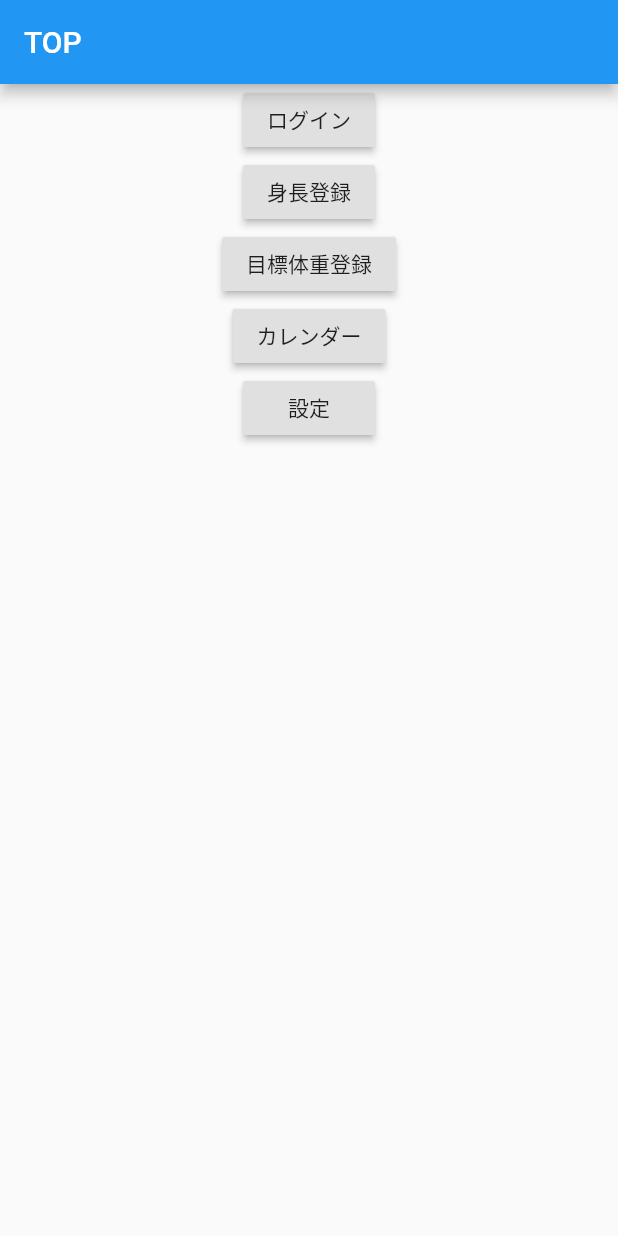
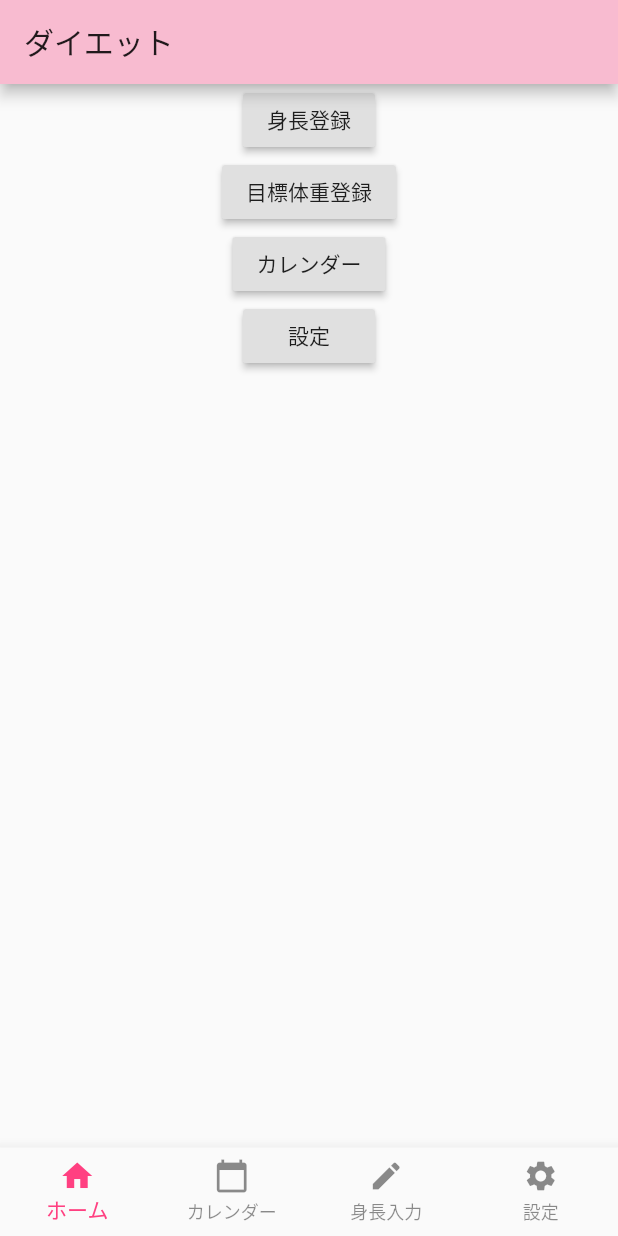
Before and after one commit to startup-technology/diet_recipe_flutter, a Flutter app: the screen it shows after launch, on a phone screen of 412 x 824 dp. Run offline on Flutter 3.47's test engine with Material 2 defaults, Android fonts, the phone set to English and light mode, and no system bars; our stand-ins replace firebase_auth, flutter_calendar_carousel, fluttertoast, share, sqflite; accounts and stored records are empty.

Commit message:
[Add] footer追加

```diff
--- /dev/null
+++ b/lib/layouts/header.dart
@@ -0,0 +1,16 @@
+import 'package:flutter/material.dart';
+
+class Header extends StatelessWidget with PreferredSizeWidget {
+  // ヘッダータイトルを格納する変数を追加
+  final String headerTitle;
+  Header({this.headerTitle});
+  @override
+  Size get preferredSize => Size.fromHeight(kToolbarHeight);
+
+  @override
+  Widget build(BuildContext context) {
+    return AppBar(
+      title: Text('ダイエット'),
+    );
+  }
+}
--- /dev/null
+++ b/lib/layouts/root.dart
@@ -0,0 +1,68 @@
+import 'package:flutter/material.dart';
+import 'package:dietrecipeflutter/pages/top.dart';
+import 'package:dietrecipeflutter/pages/height_input.dart';
+import 'package:dietrecipeflutter/pages/calendar.dart';
+import 'package:dietrecipeflutter/pages/setting.dart';
+
+class Footer extends StatefulWidget {
+  @override
+  _Footer createState() => _Footer();
+}
+
+class _Footer extends State<Footer> {
+  int _selectedIndex = 0;
+  final _bottomNavigationBarItems = <BottomNavigationBarItem>[];
+
+  // アイコン情報
+  final Map _footerIcons = {
+    'ホーム' : {'icon': Icons.home, 'route': TopPage()},
+    'カレンダー' : {'icon': Icons.calendar_today, 'route': CalendarPage()},
+    '身長入力' : {'icon': Icons.create, 'route': HeightInputPage()},
+    '設定' : {'icon': Icons.settings, 'route': SettingPage()},
+  };
+
+  // アイコン順番
+  final List _footerItemOrder = [
+    'ホーム',
+    'カレンダー',
+    '身長入力',
+    '設定',
+  ];
+
+  @override
+  void initState() {
+    super.initState();
+    for ( var i = 0; i < _footerItemOrder.length; i++) {
+      _bottomNavigationBarItems.add(_CreateIcon(_footerItemOrder[i]));
+    }
+  }
+
+  // アイコンを作成する
+  BottomNavigationBarItem _CreateIcon(String key) {
+    return BottomNavigationBarItem(
+      icon: Icon(_footerIcons[key]['icon']),
+      title: Text(key),
+    );
+  }
+
+  void _onItemTapped(int index) {
+    setState( () {
+      _selectedIndex = index;
+    });
+  }
+
+  @override
+  Widget build(BuildContext context) {
+    return Scaffold(
+      body : _footerIcons[_footerItemOrder.asMap()[_selectedIndex]]['route'],
+        bottomNavigationBar: BottomNavigationBar(
+        type: BottomNavigationBarType.fixed,
+        items: _bottomNavigationBarItems,
+        currentIndex: _selectedIndex,
+        onTap: _onItemTapped,
+        selectedItemColor: Colors.pinkAccent,
+        unselectedItemColor: Colors.black45,
+      ),
+    );
+  }
+}
--- a/lib/main.dart
+++ b/lib/main.dart
@@ -1,5 +1,15 @@
 import 'package:flutter/material.dart';
-import 'package:dietrecipeflutter/routes.dart';
+import 'package:dietrecipeflutter/layouts/header.dart';
+import 'package:dietrecipeflutter/layouts/root.dart';
+
+import 'package:dietrecipeflutter/pages/height_input.dart';
+import 'package:dietrecipeflutter/pages/weight_input.dart';
+import 'package:dietrecipeflutter/pages/target_weight_input.dart';
+import 'package:dietrecipeflutter/pages/setting.dart';
+import 'package:dietrecipeflutter/pages/calendar.dart';
+import 'package:dietrecipeflutter/pages/day_result.dart';
+import 'package:dietrecipeflutter/pages/entry_user.dart';
+import 'package:dietrecipeflutter/pages/login.dart';
 
 void main() => runApp(MyApp());
 
@@ -7,11 +17,26 @@ class MyApp extends StatelessWidget {
   @override
   Widget build(BuildContext context) {
     return MaterialApp(
-      title: 'Flutter Demo',
       theme: ThemeData(
-        primarySwatch: Colors.blue,
+        // themeを追加
+        primaryColor: Colors.pink[100], // 全体の共通色を設定
       ),
-      routes: routes,
+      home: Scaffold(
+        appBar: Header(),
+        body: Center(child: Text('ホーム')),
+        bottomNavigationBar: Footer(), // Footerを追加
+      ),
+      routes: {
+        '/height_input': (BuildContext context) => HeightInputPage(),
+        '/target_weight_input': (BuildContext context) =>
+            TargetWeightInputPage(),
+        '/weight_input': (BuildContext context) => WeightInputPage(),
+        '/calendar': (BuildContext context) => CalendarPage(),
+        '/setting': (BuildContext context) => SettingPage(),
+        '/day_result': (BuildContext context) => DayResultPage(),
+        '/entry_user': (BuildContext context) => EntryUserPage(),
+        '/login': (BuildContext context) => LoginPage(),
+      },
     );
   }
 }
--- a/lib/pages/day_result.dart
+++ b/lib/pages/day_result.dart
@@ -4,9 +4,7 @@ import 'package:share/share.dart';
 class DayResultPage extends StatelessWidget {
   @override
   Widget build(BuildContext context) {
-    return MaterialApp(
-      title: '教官のお言葉',
-      home: Scaffold(
+    return Scaffold(
         appBar: AppBar(
           title: Text('教官のお言葉'),
         ),
@@ -19,10 +17,7 @@ class DayResultPage extends StatelessWidget {
                 _angermessageArea(),
                 _snsshareArea()
               ],
-          )
-        )
-      ),
-    );
+            )));
   }
 }
 
@@ -34,15 +29,11 @@ Widget _angerlevelArea() {
       Expanded(
         child: Column(
           crossAxisAlignment: CrossAxisAlignment.start,
-              children: <Widget>[
-                _bmi(80,160)
-              ],
+          children: <Widget>[_bmi(80, 160)],
         ),
       ),
     ],
-      )
-    )
-  );
+  )));
 }
 
 Widget _angermessageArea() {
@@ -50,14 +41,9 @@ Widget _angermessageArea() {
       child: Container(
     child: Container(
       margin: const EdgeInsets.only(bottom: 4.0),
-        child: Column(
-          children: <Widget>[
-            _message(80, 160)
-          ]
+      child: Column(children: <Widget>[_message(80, 160)]),
     ),
-      ),
-    )
-  );
+  ));
 }
 
 Widget _snsshareArea() {
@@ -75,7 +61,8 @@ Widget _snsshareArea() {
                       child: Text(
                         "教官のお言葉をシェアして反省しよう",
                         style: TextStyle(
-                      fontWeight: FontWeight.bold, fontSize: 16.0,
+                          fontWeight: FontWeight.bold,
+                          fontSize: 16.0,
                         ),
                       ),
                     ),
@@ -85,9 +72,7 @@ Widget _snsshareArea() {
                         Icons.share,
                       ),
                       onPressed: () {
-                      Share.share(
-                        "シェアしたい内容を記入"
-                      );
+                        Share.share("シェアしたい内容を記入");
                         // if (_formKey.currentState.validate()) {
                         //   _formKey.currentState.save();
                         //   Share.share(
@@ -95,9 +80,7 @@ Widget _snsshareArea() {
                         //   );
                         // }
                       },
-                  )
-
-                ),
+                    )),
                     Container(
                       margin: const EdgeInsets.only(bottom: 4.0),
                       child: Text(
@@ -111,12 +94,10 @@ Widget _snsshareArea() {
                 ),
               ),
             ],
-      )
-    )
-  );
+          )));
 }
 
-Widget _bmi(weight, height){
+Widget _bmi(weight, height) {
   var height_meter = height / 100;
   double bmi = weight / (height_meter * height_meter);
   var anger_percent;
@@ -124,7 +105,7 @@ Widget _bmi(weight, height){
   if (bmi <= 18.5) {
     anger_percent = '0%';
     message = '少しは食べていいんだぞ！';
-  } else if (bmi > 18.5 && bmi <= 23){
+  } else if (bmi > 18.5 && bmi <= 23) {
     anger_percent = '10%';
     message = 'まだ問題ないけど、油断は禁止だぞ！';
   } else if (bmi > 23 && bmi <= 25) {
@@ -154,61 +135,48 @@ Widget _bmi(weight, height){
                   children: <Widget>[
                     Container(
                       margin: const EdgeInsets.only(bottom: 4.0),
-                    child: Row(
-                      children: <Widget>[
+                      child: Row(children: <Widget>[
                         Text(
                           "体重増減：",
                           style: TextStyle(
-                              fontWeight: FontWeight.bold, fontSize: 16.0
-                          ),
+                              fontWeight: FontWeight.bold, fontSize: 16.0),
                         ),
                         Text(
                           "+5kg",
                           style: TextStyle(
-                              fontWeight: FontWeight.bold, fontSize: 16.0
-                          ),
+                              fontWeight: FontWeight.bold, fontSize: 16.0),
                         )
-                      ]
-                    ),
+                      ]),
                     ),
                     Container(
                       margin: const EdgeInsets.only(bottom: 4.0),
-                    child: Row(
-                      children: <Widget>[
+                      child: Row(children: <Widget>[
                         Text(
                           "BMI：",
                           style: TextStyle(
-                            fontWeight: FontWeight.bold, fontSize: 16.0
-                        ),
+                              fontWeight: FontWeight.bold, fontSize: 16.0),
                         ),
                         Text(
                           bmi.toStringAsFixed(1),
                           style: TextStyle(
-                            fontWeight: FontWeight.bold, fontSize: 16.0
+                              fontWeight: FontWeight.bold, fontSize: 16.0),
                         ),
-                      ),
-                      ]
-                    ),
+                      ]),
                     ),
                     Container(
                         margin: const EdgeInsets.only(bottom: 4.0),
-                    child: Row(
-                      children: <Widget>[
+                        child: Row(children: <Widget>[
                           Text(
                             "怒りレベル: ",
                             style: TextStyle(
-                              fontWeight: FontWeight.bold, fontSize: 16.0
-                          ),
+                                fontWeight: FontWeight.bold, fontSize: 16.0),
                           ),
                           Text(
                             anger_percent,
                             style: TextStyle(
-                              fontWeight: FontWeight.bold, fontSize: 16.0
+                                fontWeight: FontWeight.bold, fontSize: 16.0),
                           ),
-                        ),
-                      ]
-                    )
-                  ),
+                        ])),
                   ],
                 ),
               ),
@@ -219,12 +187,11 @@ Widget _bmi(weight, height){
               ),
             ],
           ),
-      )
-    ),
+        )),
   );
 }
 
-Widget _message(weight, height){
+Widget _message(weight, height) {
   var height_meter = height / 100;
   double bmi = weight / (height_meter * height_meter);
   var anger_percent;
@@ -233,7 +200,7 @@ Widget _message(weight, height){
   if (bmi <= 18.5) {
     message = '少しは食べていいんだぞ！';
     image = 'images/kyoukan1.png';
-  } else if (bmi > 18.5 && bmi <= 23){
+  } else if (bmi > 18.5 && bmi <= 23) {
     message = 'まだ問題ないけど、\n油断は禁止だぞ！';
     image = 'images/kyoukan1.png';
   } else if (bmi > 23 && bmi <= 25) {
@@ -262,12 +229,9 @@ Widget _message(weight, height){
         ),
         Text(
           message,
-            style: TextStyle(
-                fontWeight: FontWeight.bold, fontSize: 16.0
-            ),
+          style: TextStyle(fontWeight: FontWeight.bold, fontSize: 16.0),
         ),
       ],
     ),
-    )
-  );
+  ));
 }
--- a/lib/pages/top.dart
+++ b/lib/pages/top.dart
@@ -1,21 +1,23 @@
 import 'package:flutter/material.dart';
+import 'package:dietrecipeflutter/layouts/header.dart';
 
 class TopPage extends StatelessWidget {
+  // 2回使うので変数に格納
+  final String screenName = 'ホーム';
+
   @override
   Widget build(BuildContext context) {
     return Scaffold(
-      appBar: AppBar(
-        title: Text('TOP'),
-      ),
+      appBar: Header(),
       body: Center(
           child: Column(
         children: <Widget>[
-          RaisedButton(
-            child: Text('ログイン'),
-            onPressed: () {
-              Navigator.pushNamed(context, '/login');
-            },
-          ),
+          // RaisedButton(
+          //   child: Text('ログイン'),
+          //   onPressed: () {
+          //     Navigator.pushNamed(context, '/login');
+          //   },
+          // ),
           RaisedButton(
             child: Text('身長登録'),
             onPressed: () {
--- a/lib/pages/weight_input.dart
+++ b/lib/pages/weight_input.dart
@@ -91,8 +91,7 @@ class _WeightInputPageState extends State<WeightInputPage> {
   findBodyWeight() async {
     final Database db = await createDatabase();
 
-    List<Map> bodyWeights =
-        await db.rawQuery('SELECT * FROM current_weights');
+    List<Map> bodyWeights = await db.rawQuery('SELECT * FROM current_weights');
 
     print(bodyWeights);
 
```
Also changed, not shown: pubspec.lock. Lines whose indentation alone changed are shown as unchanged.
